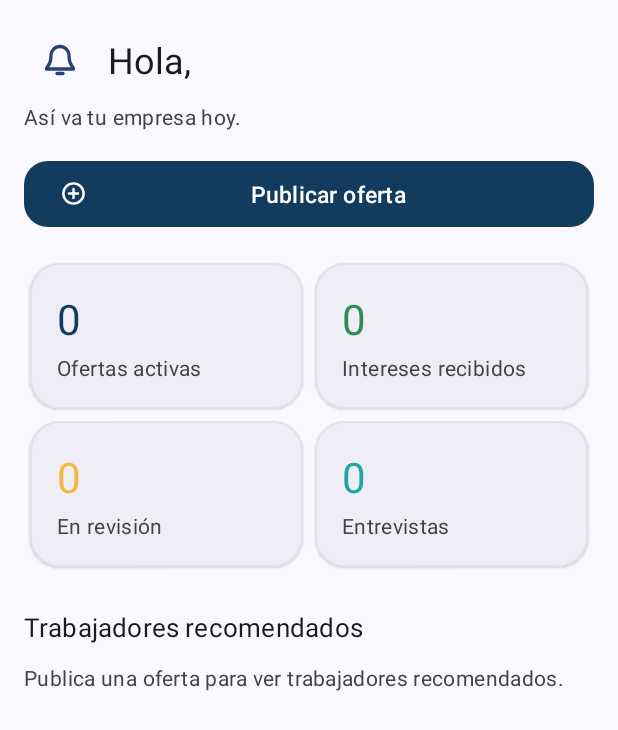
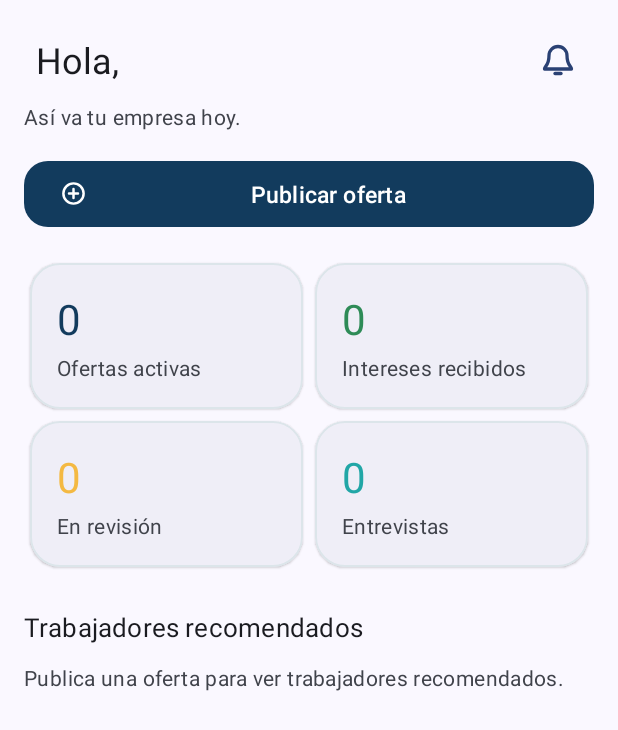
Before and after one commit to henrytmr/cubapincha, an Android app: the fragment DashboardFragment placed in its activity, on a phone screen of 412 x 824 dp. Shown: the top 730 px of the screen. Run offline under Robolectric (Android 15) with nearby library versions, the phone set to English and light mode, and no system bars; 1 statement that could not run was skipped.

Commit message:
Ajustar detalles visuales de empresa y tema
Co-authored-by: Manus <dev-agent@manus.ai>

```diff
--- a/app/src/main/java/com/cubapincha/job/ui/JobDetailFragment.java
+++ b/app/src/main/java/com/cubapincha/job/ui/JobDetailFragment.java
@@ -156,7 +156,8 @@ public class JobDetailFragment extends Fragment implements JobAdapter.Listener {
                 TextView chip = new TextView(requireContext());
                 chip.setText(resId);
                 chip.setBackgroundResource(R.drawable.bg_chip_soft);
-                chip.setTextColor(ContextCompat.getColor(requireContext(), R.color.violet_500));
+                chip.setTextColor(UiUtils.resolveThemeColor(requireContext(),
+                        com.google.android.material.R.attr.colorOnSurface));
                 chip.setTextSize(13);
                 int padH = (int) (10 * getResources().getDisplayMetrics().density);
                 int padV = (int) (4 * getResources().getDisplayMetrics().density);
--- a/app/src/main/res/layout/fragment_dashboard.xml
+++ b/app/src/main/res/layout/fragment_dashboard.xml
@@ -23,6 +23,13 @@
             android:layout_height="wrap_content"
             android:gravity="center_vertical"
             android:orientation="horizontal">
+            <TextView
+                android:id="@+id/greeting"
+                android:layout_width="0dp"
+                android:layout_height="wrap_content"
+                android:layout_weight="1"
+                android:layout_marginStart="8dp"
+                android:textAppearance="?attr/textAppearanceTitleLarge" />
             <FrameLayout
                 android:layout_width="48dp"
                 android:layout_height="48dp">
@@ -39,17 +46,10 @@
                     android:id="@+id/company_notification_dot"
                     android:layout_width="9dp"
                     android:layout_height="9dp"
-                    android:layout_gravity="top|start"
+                    android:layout_gravity="top|end"
                     android:background="@drawable/bg_notification_dot"
                     android:visibility="gone" />
             </FrameLayout>
-            <TextView
-                android:id="@+id/greeting"
-                android:layout_width="0dp"
-                android:layout_height="wrap_content"
-                android:layout_weight="1"
-                android:layout_marginStart="8dp"
-                android:textAppearance="?attr/textAppearanceTitleLarge" />
         </LinearLayout>
 
         <TextView
--- a/app/src/main/res/layout/fragment_job_detail.xml
+++ b/app/src/main/res/layout/fragment_job_detail.xml
@@ -53,7 +53,8 @@
             android:layout_height="44dp"
             android:background="?attr/selectableItemBackgroundBorderless"
             android:contentDescription="@string/report"
-            android:src="@drawable/ic_more" />
+            android:src="@drawable/ic_more"
+            app:tint="?attr/colorOnSurfaceVariant" />
     </LinearLayout>
 
     <LinearLayout
--- a/app/src/main/res/layout/item_company_job.xml
+++ b/app/src/main/res/layout/item_company_job.xml
@@ -1,5 +1,6 @@
 <?xml version="1.0" encoding="utf-8"?>
 <com.google.android.material.card.MaterialCardView xmlns:android="http://schemas.android.com/apk/res/android"
+    xmlns:app="http://schemas.android.com/apk/res-auto"
     style="@style/Widget.CubaPincha.Card"
     android:layout_width="match_parent"
     android:layout_height="wrap_content"
@@ -103,7 +104,8 @@
                 android:layout_height="44dp"
                 android:background="?attr/selectableItemBackgroundBorderless"
                 android:contentDescription="@string/view_details"
-                android:src="@drawable/ic_more" />
+                android:src="@drawable/ic_more"
+                app:tint="?attr/colorOnSurfaceVariant" />
         </LinearLayout>
     </LinearLayout>
 </com.google.android.material.card.MaterialCardView>
```
Also changed, not shown: app/src/main/res/layout/fragment_profile.xml (+8 -8 lines), app/src/main/res/layout/item_recommended_worker.xml (+5 -3 lines), 1 other file.
